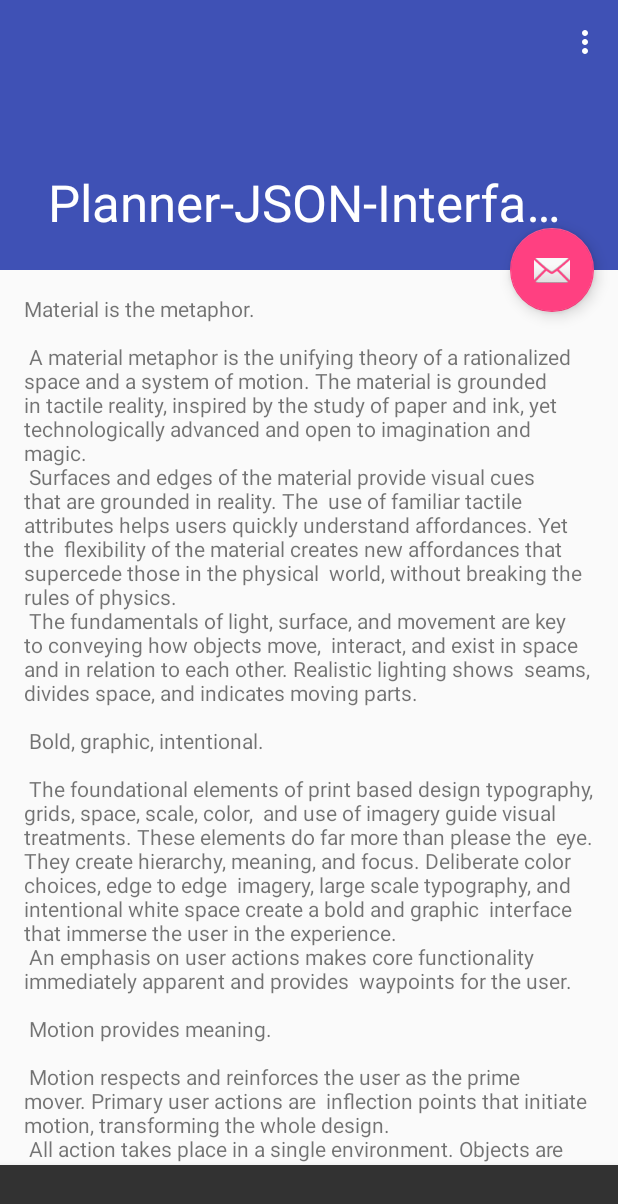
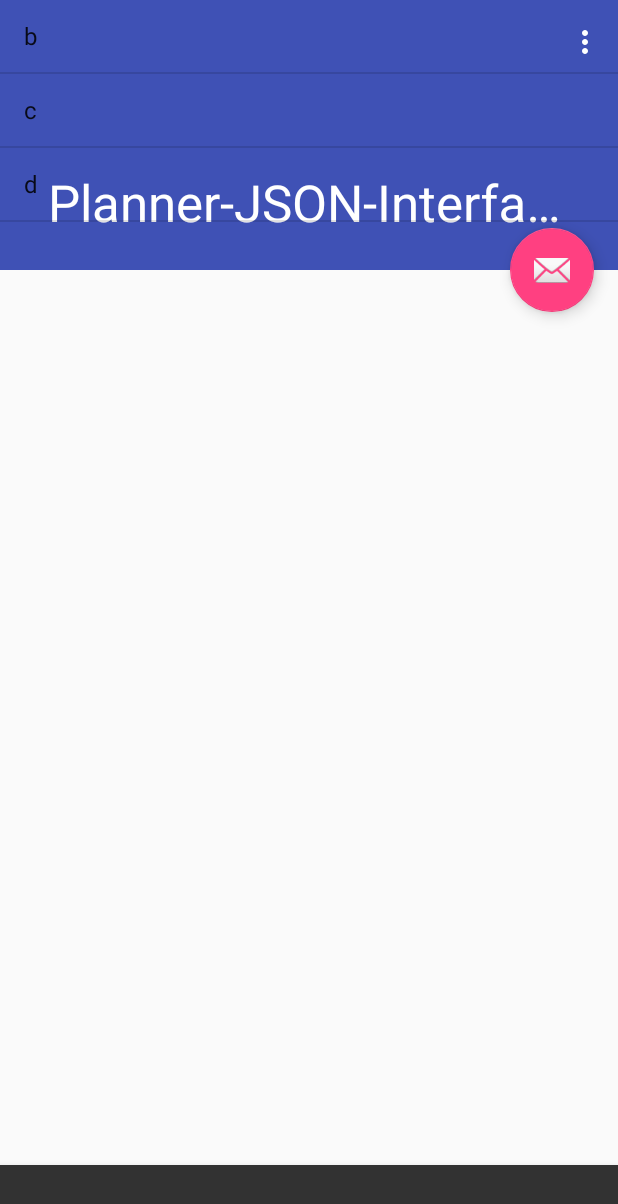
Before and after one commit to gskielian/Planner-JSON-Interface, an Android app: the screen it shows after launch (ScrollPlanActivity), after a tap on an icon or button, on a phone screen of 412 x 824 dp. Shown: the top 1204 px of the screen. Run offline under Robolectric (Android 15) with nearby library versions, the phone set to English and light mode, and no system bars; our stand-ins replace Firebase (no records; nobody signed in at launch, a user with empty details on screens opened directly); 4 statements that could not run were skipped.

```diff
--- a/app/build.gradle
+++ b/app/build.gradle
@@ -31,6 +31,7 @@ dependencies {
     compile 'com.google.code.gson:gson:2.6.2'
     compile 'com.google.firebase:firebase-core:9.0.1'
     compile 'com.google.firebase:firebase-database:9.0.1'
+    compile "com.android.support:recyclerview-v7:23.0.0"
 }
 
 apply plugin: 'com.google.gms.google-services'
--- a/app/src/main/java/org/foodrev/planner_json_interface/Helpers/JSONAsync.java
+++ b/app/src/main/java/org/foodrev/planner_json_interface/Helpers/JSONAsync.java
@@ -5,6 +5,8 @@ import android.os.AsyncTask;
 import android.support.design.widget.Snackbar;
 import android.util.Log;
 import android.view.View;
+import android.widget.ArrayAdapter;
+import android.widget.ListView;
 
 import com.google.gson.Gson;
 import com.google.gson.GsonBuilder;
@@ -14,6 +16,8 @@ import com.google.gson.JsonObject;
 import com.google.gson.JsonParseException;
 import com.google.gson.JsonParser;
 
+import org.foodrev.planner_json_interface.R;
+import org.foodrev.planner_json_interface.ScrollPlanActivity;
 import org.json.JSONObject;
 
 import java.io.BufferedInputStream;
@@ -33,11 +37,11 @@ import org.foodrev.planner_json_interface.GsonModels.GsonTemplate;
 public class JSONAsync extends AsyncTask<String, Void, String> {
 
     private Context context;
-    private View view;
-
-    public JSONAsync(Context context,View view) {
+    private ListView listView;
+    private ArrayAdapter<String> adapter;
+    public JSONAsync(Context context,ListView listView) {
         this.context = context;
-        this.view = view;
+        this.listView = listView;
     }
 
     @Override
@@ -87,11 +91,28 @@ public class JSONAsync extends AsyncTask<String, Void, String> {
     }
 
     //update UI here
-    protected void onPostExecute(String result) throws JsonParseException{
+    protected void onPostExecute(String result){
      Gson gson = new Gson();
 
+
+//        String[] arrayString = {"hello world", "hi"};
+
+        StringBuilder sb = new StringBuilder();
+        sb.append(parse(result) + "\n");
+        sb.append(parse(result));
+        String[] arrayString = {"b","c","d"};
+
+        adapter = new ArrayAdapter<>(this.context, android.R.layout.simple_list_item_1, arrayString);
+
+        listView.setAdapter(adapter);
+        adapter.notifyDataSetChanged();
+
+
+
+
+
 //     Snackbar.make(view,parse(gson.toJson(result)), Snackbar.LENGTH_LONG)
-     Snackbar.make(view,parse(result), Snackbar.LENGTH_LONG)
+     Snackbar.make(listView,parse(result), Snackbar.LENGTH_LONG)
                         .setAction("Action", null).show();
     }
 
--- a/app/src/main/java/org/foodrev/planner_json_interface/ScrollPlanActivity.java
+++ b/app/src/main/java/org/foodrev/planner_json_interface/ScrollPlanActivity.java
@@ -4,11 +4,15 @@ import android.os.Bundle;
 import android.support.design.widget.FloatingActionButton;
 import android.support.design.widget.Snackbar;
 import android.support.v7.app.AppCompatActivity;
+import android.support.v7.widget.LinearLayoutManager;
+import android.support.v7.widget.RecyclerView;
 import android.support.v7.widget.Toolbar;
 import android.util.Log;
 import android.view.View;
 import android.view.Menu;
 import android.view.MenuItem;
+import android.widget.ArrayAdapter;
+import android.widget.ListView;
 
 import com.google.firebase.database.DataSnapshot;
 import com.google.firebase.database.DatabaseError;
@@ -25,9 +29,12 @@ import org.foodrev.planner_json_interface.Helpers.JSONAsync;
 public class ScrollPlanActivity extends AppCompatActivity {
 
     private final String TAG = "main app";
-    String url = "https://planner-json-interface.firebaseio.com/rest.json";
+    //String url = "https://planner-json-interface.firebaseio.com/rest.json";
     FirebaseDatabase database;
     DatabaseReference myRef;
+
+    public ListView listView ;
+
 
 
     @Override
@@ -37,10 +44,16 @@ public class ScrollPlanActivity extends AppCompatActivity {
         Toolbar toolbar = (Toolbar) findViewById(R.id.toolbar);
         setSupportActionBar(toolbar);
 
-        database = FirebaseDatabase.getInstance();
-        myRef = database.getReference("rest");
+
+        String[] items = { "Milk", "Butter", "Yogurt", "Toothpaste", "Ice Cream" };
+        ArrayAdapter<String> adapter = new ArrayAdapter<>(this, android.R.layout.simple_list_item_1, items);
 
 
+        listView = (ListView) findViewById(R.id.list);
+        listView.setAdapter(adapter);
+
+        database = FirebaseDatabase.getInstance();
+//        myRef = database.getReference("rest");
 
         FloatingActionButton fab = (FloatingActionButton) findViewById(R.id.fab);
         fab.setOnClickListener(new View.OnClickListener() {
@@ -48,7 +61,8 @@ public class ScrollPlanActivity extends AppCompatActivity {
             //todo write retrieveStream() which will do an http request on the firebase
             @Override
             public void onClick(View view) {
-                new JSONAsync(getApplicationContext(), view).execute();
+                new JSONAsync(ScrollPlanActivity.this, listView).execute();
+
             }
         });
     }
--- a/app/src/main/res/layout/content_scroll_plan.xml
+++ b/app/src/main/res/layout/content_scroll_plan.xml
@@ -1,17 +1,40 @@
-<?xml version="1.0" encoding="utf-8"?>
-<android.support.v4.widget.NestedScrollView xmlns:android="http://schemas.android.com/apk/res/android"
-    xmlns:app="http://schemas.android.com/apk/res-auto"
-    xmlns:tools="http://schemas.android.com/tools"
-    android:layout_width="match_parent"
-    android:layout_height="match_parent"
-    app:layout_behavior="@string/appbar_scrolling_view_behavior"
-    tools:context="org.foodrev.planner_json_interface.ScrollPlanActivity"
-    tools:showIn="@layout/activity_scroll_plan">
+<!--<?xml version="1.0" encoding="utf-8"?>-->
+<!--<android.support.v4.widget.NestedScrollView xmlns:android="http://schemas.android.com/apk/res/android"-->
+    <!--xmlns:app="http://schemas.android.com/apk/res-auto"-->
+    <!--xmlns:tools="http://schemas.android.com/tools"-->
+    <!--android:layout_width="match_parent"-->
+    <!--android:layout_height="match_parent"-->
+    <!--app:layout_behavior="@string/appbar_scrolling_view_behavior"-->
+    <!--tools:context="org.foodrev.planner_json_interface.ScrollPlanActivity"-->
+    <!--tools:showIn="@layout/activity_scroll_plan">-->
 
-    <TextView
-        android:layout_width="wrap_content"
-        android:layout_height="wrap_content"
-        android:layout_margin="@dimen/text_margin"
-        android:text="@string/large_text" />
 
-</android.support.v4.widget.NestedScrollView>
+<!--<android.support.v7.widget.RecyclerView-->
+    <!--xmlns:android="http://schemas.android.com/apk/res/android"-->
+    <!--xmlns:tools="http://schemas.android.com/tools"-->
+    <!--android:id="@+id/recyclerview"-->
+    <!--android:layout_width="match_parent"-->
+    <!--android:layout_height="match_parent" />-->
+
+
+    <!--<LinearLayout xmlns:android="http://schemas.android.com/apk/res/android"-->
+        <!--android:layout_width="fill_parent"-->
+        <!--android:layout_height="fill_parent"-->
+        <!--android:orientation="vertical" >-->
+
+
+
+    <!--<TextView-->
+        <!--android:layout_width="wrap_content"-->
+        <!--android:layout_height="wrap_content"-->
+        <!--android:layout_margin="@dimen/text_margin"-->
+        <!--android:text="@string/large_text" />-->
+
+        <ListView xmlns:android="http://schemas.android.com/apk/res/android"
+            android:id="@+id/list"
+            android:layout_width="fill_parent"
+            android:layout_height="fill_parent" />
+
+    <!--</LinearLayout>-->
+
+<!--</android.support.v4.widget.NestedScrollView>-->
```
